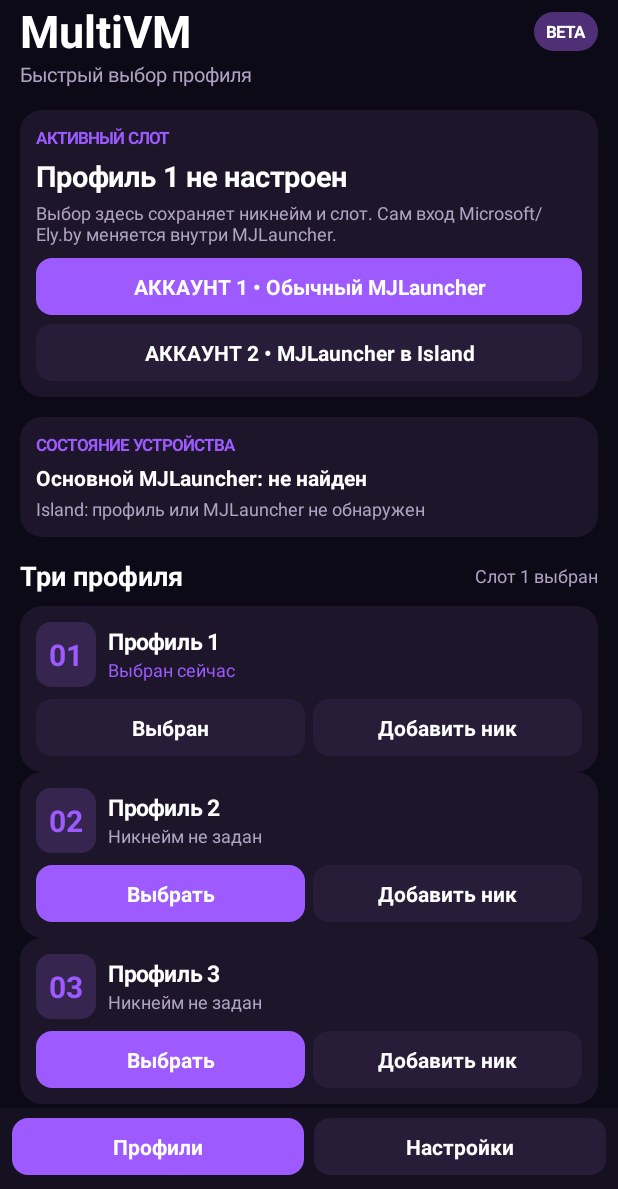
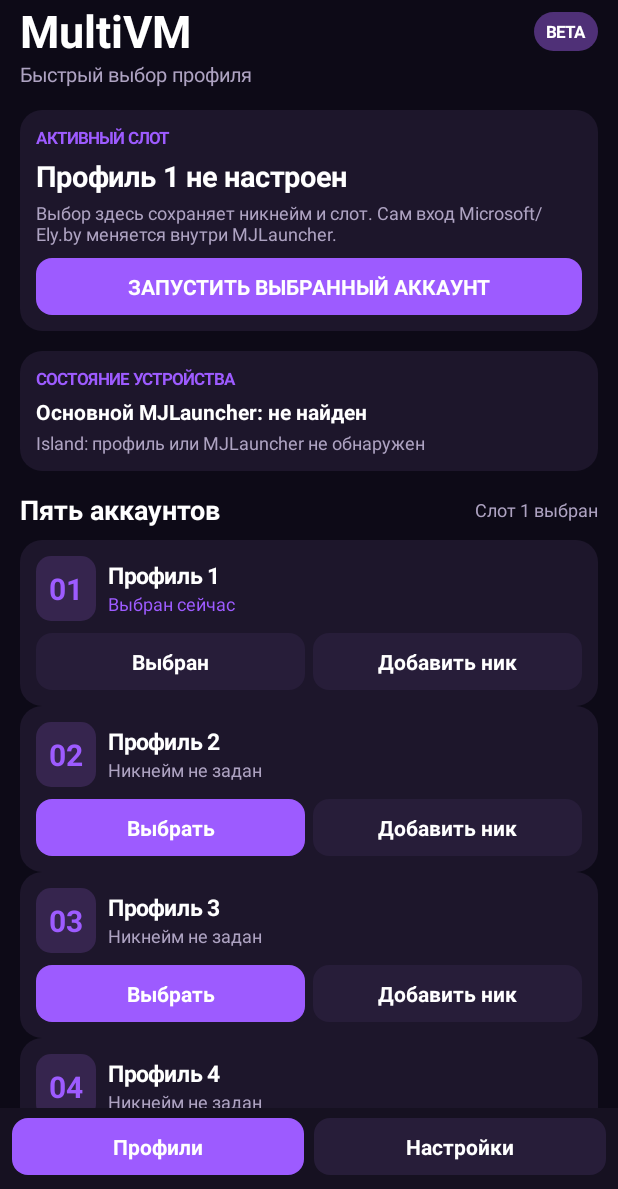
Before and after one commit to cheburk199-web/MultiAccountConnect, an Android app: the screen it shows after launch (MainActivity), on a phone screen of 412 x 824 dp, the part 47-1236 px from its top. Run offline under Robolectric (Android 15) with nearby library versions, the phone set to English and light mode, and no system bars.

Commit message:
Expand MultiVM profile slots from three to five

```diff
--- a/app/src/main/java/com/masterme4a/multiaccountconnect/MainActivity.kt
+++ b/app/src/main/java/com/masterme4a/multiaccountconnect/MainActivity.kt
@@ -24,15 +24,15 @@ class MainActivity : ComponentActivity() {
     private val white = Color.WHITE
     private val prefs by lazy { getSharedPreferences("multivm_profiles", MODE_PRIVATE) }
     private val launcherPackage = "git.artdeell.mjlaunch"
-    private val names = MutableList<String?>(3) { null }
+    private val names = MutableList<String?>(5) { null }
     private var selectedSlot = 0
     private lateinit var content: LinearLayout
     private lateinit var profileRows: LinearLayout
 
     override fun onCreate(savedInstanceState: Bundle?) {
         super.onCreate(savedInstanceState)
-        for (i in 0..2) names[i] = prefs.getString("slot_${i + 1}", null)
-        selectedSlot = prefs.getInt("selected_slot", 0).coerceIn(0, 2)
+        for (i in 0..4) names[i] = prefs.getString("slot_${i + 1}", null)
+        selectedSlot = prefs.getInt("selected_slot", 0).coerceIn(0, 4)
         buildShell()
         showProfiles()
     }
@@ -120,9 +120,7 @@ class MainActivity : ComponentActivity() {
         spacerIn(summary, 5)
         summary.addView(label("Выбор здесь сохраняет никнейм и слот. Сам вход Microsoft/Ely.by меняется внутри MJLauncher.", 12f, muted))
         spacerIn(summary, 12)
-        summary.addView(button("АККАУНТ 1 • Обычный MJLauncher", true) { openLauncher() })
-        spacerIn(summary, 9)
-        summary.addView(button("АККАУНТ 2 • MJLauncher в Island", false) { openWorkLauncher() })
+        summary.addView(button("ЗАПУСТИТЬ ВЫБРАННЫЙ АККАУНТ", true) { launchSelected() })
         content.addView(summary)
         spacer(20)
         val env = card()
@@ -140,7 +138,7 @@ class MainActivity : ComponentActivity() {
         content.addView(env)
         spacer(20)
         val title = LinearLayout(this).apply { gravity = Gravity.CENTER_VERTICAL }
-        title.addView(label("Три профиля", 18f, white, true), LinearLayout.LayoutParams(0, -2, 1f))
+        title.addView(label("Пять аккаунтов", 18f, white, true), LinearLayout.LayoutParams(0, -2, 1f))
         title.addView(label("Слот ${selectedSlot + 1} выбран", 12f, muted))
         content.addView(title)
         spacer(12)
@@ -158,7 +156,7 @@ class MainActivity : ComponentActivity() {
 
     private fun renderProfiles() {
         profileRows.removeAllViews()
-        for (slot in 0..2) {
+        for (slot in 0..4) {
             val name = names[slot]
             val active = slot == selectedSlot
             val item = card()
@@ -185,7 +183,7 @@ class MainActivity : ComponentActivity() {
                 LinearLayout.LayoutParams(0, -2, 1f))
             item.addView(actions)
             profileRows.addView(item)
-            if (slot < 2) spacer(10)
+            if (slot < 4) spacer(10)
         }
     }
 
@@ -208,6 +206,18 @@ class MainActivity : ComponentActivity() {
             }
             .setNegativeButton("Отмена", null)
             .show()
+    }
+
+    private fun launchSelected() {
+        when (selectedSlot) {
+            0 -> openLauncher()
+            1 -> openWorkLauncher()
+            else -> AlertDialog.Builder(this)
+                .setTitle("Аккаунт ${selectedSlot + 1} пока не подключён")
+                .setMessage("Слот и никнейм уже можно сохранить. Для запуска нужен отдельный профиль Android с установленным MJLauncher. Сейчас подтверждены только обычный профиль и Island.")
+                .setPositiveButton("Понятно", null)
+                .show()
+        }
     }
 
     private fun openLauncher() {
@@ -276,7 +286,7 @@ class MainActivity : ComponentActivity() {
         val info = card()
         info.addView(label("УПРАВЛЕНИЕ АККАУНТАМИ", 11f, purple, true))
         spacerIn(info, 8)
-        info.addView(label("Сохранённые никнеймы: ${names.count { it != null }} из 3", 14f))
+        info.addView(label("Сохранённые никнеймы: ${names.count { it != null }} из 5", 14f))
         spacerIn(info, 6)
         info.addView(label("Выбран слот ${selectedSlot + 1}. Для реального переключения авторизованного аккаунта используй меню аккаунтов MJLauncher.", 12f, muted))
         content.addView(info)
@@ -284,7 +294,7 @@ class MainActivity : ComponentActivity() {
         val about = card()
         about.addView(label("О ПРОЕКТЕ", 11f, purple, true))
         spacerIn(about, 8)
-        about.addView(label("Интерфейс 0.4 • Три сохраняемых слота • Запоминание выбранного слота", 13f, white))
+        about.addView(label("Интерфейс 0.5 • Пять сохраняемых слотов • Запоминание выбранного слота", 13f, white))
         spacerIn(about, 6)
         about.addView(label("Приложение не читает пароли, токены или приватные данные MJLauncher. Сохранение игры в памяти и подключение к серверу зависят от Android и самого Minecraft.", 12f, muted))
         content.addView(about)
```
